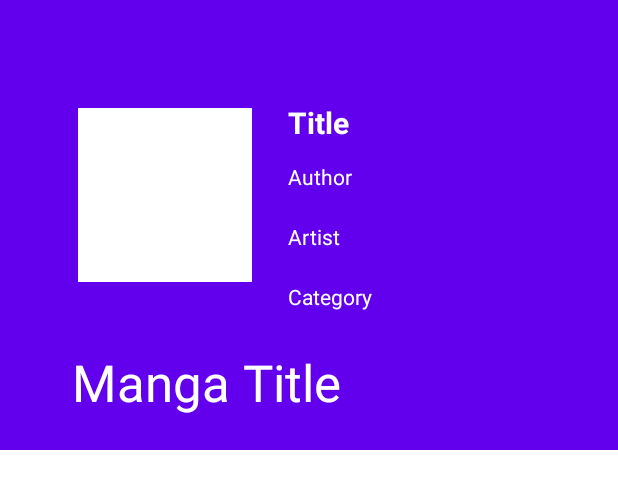
After one commit to WailBouhadda/Manga-Reader-Mobile-Application-Toshokan-Manga, an Android app: the layout manga_info_layout.xml on its own in the app's theme, with its tools: preview values and no code run, on a phone screen of 412 x 824 dp. The commit adds this screen. Shown: the top 489 px of the screen. Run offline under Robolectric (Android 15) with nearby library versions, the light colour scheme and no system bars; network calls fail; Roboto replaces fonts that are not available here.

Commit message:
onclick fail

```diff
--- a/app/src/main/AndroidManifest.xml
+++ b/app/src/main/AndroidManifest.xml
@@ -11,7 +11,11 @@
         android:roundIcon="@mipmap/ic_launcher_round"
         android:supportsRtl="true"
         android:theme="@style/AppTheme">
-        <activity android:name=".Favorite"></activity>
+        <activity
+            android:name=".ui.fragments.MangamainActivity"
+            android:label="@string/title_activity_mangamain"
+            android:theme="@style/AppTheme.NoActionBar"></activity>
+        <activity android:name=".Favorite" />
         <activity android:name=".Manga_List" />
         <activity android:name=".Latest_Views" />
         <activity android:name=".Account" />
--- /dev/null
+++ b/app/src/main/res/layout/manga_info_layout.xml
@@ -0,0 +1,97 @@
+<?xml version="1.0" encoding="utf-8"?>
+<androidx.coordinatorlayout.widget.CoordinatorLayout xmlns:android="http://schemas.android.com/apk/res/android"
+    xmlns:app="http://schemas.android.com/apk/res-auto"
+    xmlns:tools="http://schemas.android.com/tools"
+    android:layout_width="match_parent"
+    android:layout_height="300dp">
+
+    <com.google.android.material.appbar.AppBarLayout
+        android:id="@+id/appbarlayout_id"
+        android:layout_width="match_parent"
+        android:layout_height="300dp"
+        android:theme="@style/ThemeOverlay.AppCompat.Dark.ActionBar">
+
+
+
+    <com.google.android.material.appbar.CollapsingToolbarLayout
+        android:id="@+id/collapsingtoolbarlayout"
+        android:layout_width="match_parent"
+        android:layout_height="match_parent"
+        app:contentScrim="#00ba70"
+        app:expandedTitleMarginEnd="64dp"
+        app:expandedTitleMarginStart="48dp"
+
+        app:layout_anchorGravity="end|center"
+        app:layout_scrollFlags="scroll|exitUntilCollapsed|scroll"
+        app:title="Manga Title">
+
+        <androidx.appcompat.widget.Toolbar
+            android:layout_width="match_parent"
+            android:layout_height="?attr/actionBarSize"
+            android:theme="@style/ThemeOverlay.AppCompat.Light"
+            app:layout_collapseMode="pin">
+
+        </androidx.appcompat.widget.Toolbar>
+
+        <ImageView
+            android:id="@+id/imageViewdetail"
+            android:layout_width="116dp"
+            android:layout_height="156dp"
+            android:layout_marginStart="52dp"
+            android:layout_marginTop="52dp"
+            app:layout_constraintStart_toStartOf="parent"
+            app:layout_constraintTop_toTopOf="parent"
+            app:srcCompat="@drawable/white" />
+
+        <TextView
+            android:textStyle="bold"
+            android:textSize="20dp"
+            android:textColor="#fff"
+            android:id="@+id/textView8"
+            android:layout_width="wrap_content"
+            android:layout_height="wrap_content"
+            android:layout_marginStart="192dp"
+            android:layout_marginTop="68dp"
+            android:text="Title"
+            app:layout_constraintStart_toStartOf="parent"
+            app:layout_constraintTop_toTopOf="parent" />
+
+        <TextView
+            android:textColor="#fff"
+            android:id="@+id/textView9"
+            android:layout_width="wrap_content"
+            android:layout_height="wrap_content"
+            android:layout_marginStart="192dp"
+            android:layout_marginTop="108dp"
+            android:text="Author"
+            app:layout_constraintStart_toStartOf="parent"
+            app:layout_constraintTop_toTopOf="parent" />
+
+        <TextView
+            android:textColor="#fff"
+            android:id="@+id/textView10"
+            android:layout_width="wrap_content"
+            android:layout_height="wrap_content"
+            android:layout_marginStart="192dp"
+            android:layout_marginTop="148dp"
+            android:text="Artist"
+            app:layout_constraintStart_toStartOf="parent"
+            app:layout_constraintTop_toTopOf="parent" />
+
+        <TextView
+            android:textColor="#fff"
+            android:id="@+id/textView11"
+            android:layout_width="wrap_content"
+            android:layout_height="wrap_content"
+            android:layout_marginStart="192dp"
+            android:layout_marginTop="188dp"
+            android:text="Category"
+            app:layout_constraintStart_toStartOf="parent"
+            app:layout_constraintTop_toTopOf="parent" />
+
+    </com.google.android.material.appbar.CollapsingToolbarLayout>
+
+    </com.google.android.material.appbar.AppBarLayout>
+
+
+</androidx.coordinatorlayout.widget.CoordinatorLayout>
--- /dev/null
+++ b/app/src/main/res/values-w820dp/dimens.xml
@@ -0,0 +1,6 @@
+<resources>
+    <!-- Example customization of dimensions originally defined in res/values/dimens.xml
+         (such as screen margins) for screens with more than 820dp of available width. This
+         would include 7" and 10" devices in landscape (~960dp and ~1280dp respectively). -->
+    <dimen name="activity_horizontal_margin">64dp</dimen>
+</resources>
--- a/app/src/main/res/values/dimens.xml
+++ b/app/src/main/res/values/dimens.xml
@@ -5,4 +5,6 @@
     <dimen name="nav_header_vertical_spacing">8dp</dimen>
     <dimen name="nav_header_height">176dp</dimen>
     <dimen name="fab_margin">16dp</dimen>
+    <dimen name="appbar_padding">16dp</dimen>
+    <dimen name="appbar_padding_top">8dp</dimen>
 </resources>
--- a/app/src/main/res/values/strings.xml
+++ b/app/src/main/res/values/strings.xml
@@ -22,4 +22,7 @@
     <string name="home_second">Home Second</string>
     <string name="title_activity_main2">Main2Activity</string>
     <string name="title_activity_home">HomeActivity</string>
+    <string name="title_activity_mangamain">MangamainActivity</string>
+    <string name="tab_text_1">Tab 1</string>
+    <string name="tab_text_2">Tab 2</string>
 </resources>
```
Also changed, not shown: app/build.gradle (+12 -0 lines), app/src/main/java/com/example/toshokan_manga/MangaInfoActivity.java (added, +34 -0 lines), app/src/main/java/com/example/toshokan_manga/Manga_List.java (+0 -15 lines), app/src/main/java/com/example/toshokan_manga/Model/CustomAdapter.java (+34 -3 lines), app/src/main/java/com/example/toshokan_manga/Model/Manga.java (+10 -4 lines), app/src/main/java/com/example/toshokan_manga/ui/mangalist/MangaListFragment.java (+71 -8 lines), app/src/main/res/drawable-v24/white.jpg (added), 1 other file.
